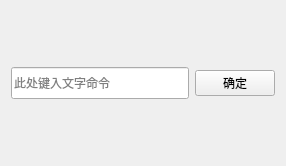
Qt form feather_hotkey/searchbar.ui (xmsociety/DesktopTools) before a commit.
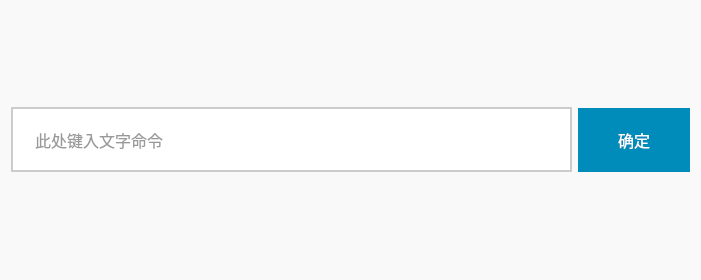
The same form after that commit.

```diff
--- a/feather_hotkey/searchbar.ui
+++ b/feather_hotkey/searchbar.ui
@@ -6,13 +6,19 @@
    <rect>
     <x>0</x>
     <y>0</y>
-    <width>286</width>
-    <height>166</height>
+    <width>701</width>
+    <height>280</height>
    </rect>
   </property>
   <property name="windowTitle">
    <string>小命令工具</string>
   </property>
+  <property name="styleSheet">
+   <string notr="true">            background-color: #F9F9F9;
+            color: #333333;
+            font-size: 16px;
+            font-family: Arial, sans-serif;</string>
+  </property>
   <layout class="QHBoxLayout" name="horizontalLayout_2">
    <item>
     <layout class="QHBoxLayout" name="horizontalLayout">
@@ -20,15 +26,27 @@
       <widget class="QLineEdit" name="lineEdit">
        <property name="minimumSize">
         <size>
-         <width>0</width>
+         <width>520</width>
          <height>32</height>
         </size>
        </property>
        <property name="font">
         <font>
-         <family>Cascadia Code</family>
+         <family>Arial</family>
+         <pointsize>-1</pointsize>
         </font>
        </property>
+       <property name="layoutDirection">
+        <enum>Qt::LeftToRight</enum>
+       </property>
+       <property name="styleSheet">
+        <string notr="true">            background-color: #FFFFFF;
+            border-radius: 40px;
+            border: 2px solid #CCCCCC;
+            padding: 20px;
+            font-size: 16px;
+            font-family: Arial, sans-serif;</string>
+       </property>
        <property name="placeholderText">
         <string>此处键入文字命令</string>
        </property>
@@ -36,6 +54,15 @@
      </item>
      <item>
       <widget class="QPushButton" name="pushButton">
+       <property name="styleSheet">
+        <string notr="true">            background-color: #008CBA;
+            border-radius: 40px;
+            border: none;
+            padding: 20px 40px;
+            font-size: 16px;
+            font-family: Arial, sans-serif;
+            color: #FFFFFF;</string>
+       </property>
        <property name="text">
         <string>确定</string>
        </property>
```
